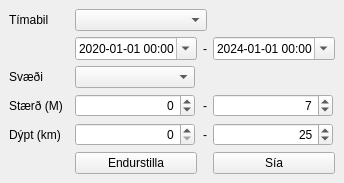
Above: qgis_skjalfalisa/qgis_skjalfalisa_dockwidget_base.ui from wmoreland/qgis-skjalftalisa before the change. Below: the same form after it.
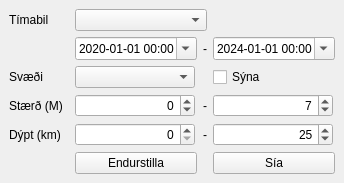
That is the form after the change.

Commit message: Added checkbox for areas

Diff of the .ui file:
```diff
--- a/qgis_skjalfalisa/qgis_skjalfalisa_dockwidget_base.ui
+++ b/qgis_skjalfalisa/qgis_skjalfalisa_dockwidget_base.ui
@@ -411,6 +411,13 @@
       </property>
      </widget>
     </item>
+    <item row="2" column="3">
+     <widget class="QCheckBox" name="areaCheckBox">
+      <property name="text">
+       <string>Sýna</string>
+      </property>
+     </widget>
+    </item>
    </layout>
   </widget>
  </widget>
```
